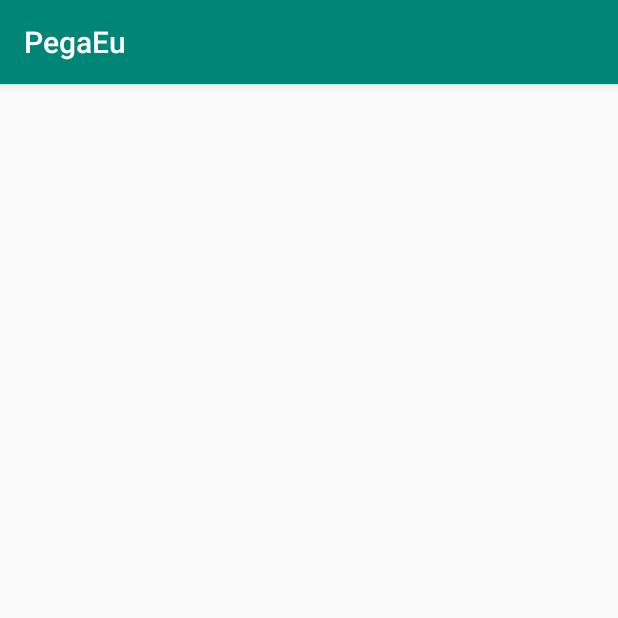
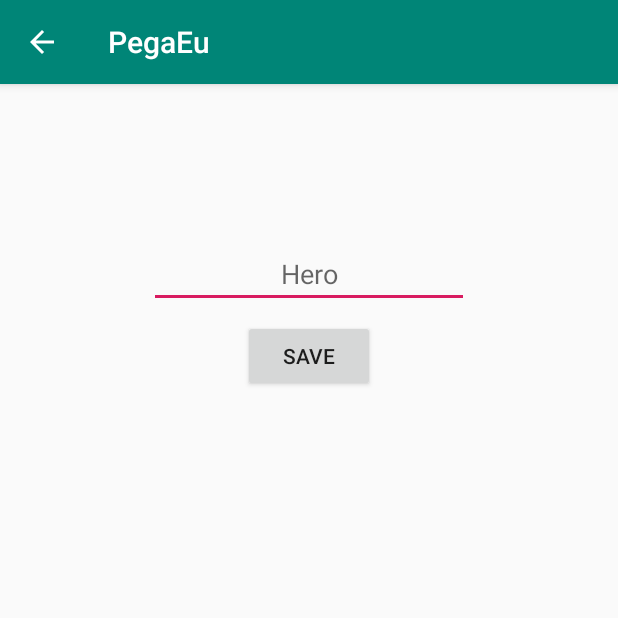
Before and after one commit to lFreitasc/mobile, an Android app: the AddHeroActivity screen opened directly, with no data from a screen before it, on a phone screen of 412 x 824 dp, the top half of it. Run offline under Robolectric (Android 15) with nearby library versions, the phone set to English and light mode, and no system bars.

Commit message:
to fix object persistence

```diff
--- a/app/src/main/java/br/com/freator/pegaeu/Activities/AddHeroActivity.java
+++ b/app/src/main/java/br/com/freator/pegaeu/Activities/AddHeroActivity.java
@@ -1,13 +1,38 @@
 package br.com.freator.pegaeu.Activities;
 
+import android.content.Intent;
 import android.support.v7.app.AppCompatActivity;
 import android.os.Bundle;
+import android.view.View;
+import android.widget.TextView;
+
+import br.com.freator.pegaeu.Helpers.HeroInfo;
+import br.com.freator.pegaeu.Helpers.fakeDataBase;
+import br.com.freator.pegaeu.R;
 
 public class AddHeroActivity extends AppCompatActivity {
+
+    static fakeDataBase db;
+    private HeroInfo heroInfo;
 
     @Override
     protected void onCreate(Bundle savedInstanceState) {
         super.onCreate(savedInstanceState);
         setContentView(R.layout.activity_add_hero);
+
+        final Intent internIntent = getIntent();
+        Bundle bundle = internIntent.getExtras();
+
+        if(bundle != null){
+            db = (fakeDataBase) bundle.getSerializable("FakeBase");
+        }
+    }
+
+    public void buttonSave(View view){
+        TextView textView = findViewById(R.id.addHeroName);
+        HeroInfo heroInfo = new HeroInfo(textView.getText().toString());
+        db.addHero(heroInfo);
+        finish();
+
     }
 }
--- a/app/src/main/java/br/com/freator/pegaeu/Activities/MainActivity.java
+++ b/app/src/main/java/br/com/freator/pegaeu/Activities/MainActivity.java
@@ -20,7 +20,7 @@ import static android.R.layout.simple_dropdown_item_1line;
 
 public class MainActivity extends AppCompatActivity {
 
-    fakeDataBase db;
+    static fakeDataBase db;
     @Override
     protected void onCreate(Bundle savedInstanceState){
 
--- a/app/src/main/java/br/com/freator/pegaeu/Helpers/fakeDataBase.java
+++ b/app/src/main/java/br/com/freator/pegaeu/Helpers/fakeDataBase.java
@@ -3,7 +3,6 @@ package br.com.freator.pegaeu.Helpers;
 import java.io.Serializable;
 import java.util.ArrayList;
 
-import br.com.freator.pegaeu.Helpers.HeroInfo;
 
 public class fakeDataBase implements Serializable {
 
--- a/app/src/main/res/layout/activity_add_hero.xml
+++ b/app/src/main/res/layout/activity_add_hero.xml
@@ -6,4 +6,27 @@
     android:layout_height="match_parent"
     tools:context=".Activities.AddHeroActivity">
 
+    <EditText
+        android:id="@+id/addHeroName"
+        android:layout_width="wrap_content"
+        android:layout_height="wrap_content"
+        android:layout_marginTop="104dp"
+        android:ems="10"
+        android:hint="@string/Hero"
+        android:inputType="textPersonName"
+        android:textAlignment="center"
+        app:layout_constraintEnd_toEndOf="parent"
+        app:layout_constraintStart_toStartOf="parent"
+        app:layout_constraintTop_toTopOf="parent" />
+
+    <Button
+        android:id="@+id/addSaveButon"
+        android:layout_width="wrap_content"
+        android:layout_height="wrap_content"
+        android:layout_marginTop="8dp"
+        android:onClick="buttonSave"
+        android:text="@string/Save"
+        app:layout_constraintEnd_toEndOf="@+id/addHeroName"
+        app:layout_constraintStart_toStartOf="@+id/addHeroName"
+        app:layout_constraintTop_toBottomOf="@+id/addHeroName" />
 </android.support.constraint.ConstraintLayout>
--- a/app/src/main/res/layout/activity_crud.xml
+++ b/app/src/main/res/layout/activity_crud.xml
@@ -11,7 +11,7 @@
         android:layout_width="435dp"
         android:layout_height="594dp"
         android:layout_marginStart="8dp"
-        android:layout_marginTop="8dp"
+        android:layout_marginTop="32dp"
         android:layout_marginEnd="8dp"
         app:layout_constraintEnd_toEndOf="parent"
         app:layout_constraintStart_toStartOf="parent"
@@ -24,6 +24,7 @@
         android:layout_marginStart="8dp"
         android:layout_marginTop="8dp"
         android:layout_marginEnd="8dp"
+        android:onClick="callAddHero"
         android:text="@string/AddCrudButton"
         app:layout_constraintEnd_toEndOf="parent"
         app:layout_constraintStart_toStartOf="parent"
--- a/app/src/main/res/values/strings.xml
+++ b/app/src/main/res/values/strings.xml
@@ -11,4 +11,6 @@
     <string name="email" translatable="false">lucas.freitascosta96@gmail.com</string>
     <string name="AddCrudButton">Add Hero</string>
     <string name="Hero">Hero</string>
+    <string name="EditActivityBad">Poor versus:</string>
+    <string name="Save">Save</string>
 </resources>
```
Also changed, not shown: app/src/main/AndroidManifest.xml (+9 -2 lines), app/src/main/java/br/com/freator/pegaeu/Activities/CrudActivity.java (+18 -6 lines), app/src/main/java/br/com/freator/pegaeu/Activities/EditHeroActivity.java (+47 -0 lines), app/src/main/res/layout/activity_edit_hero.xml (+45 -0 lines), 1 other file.
